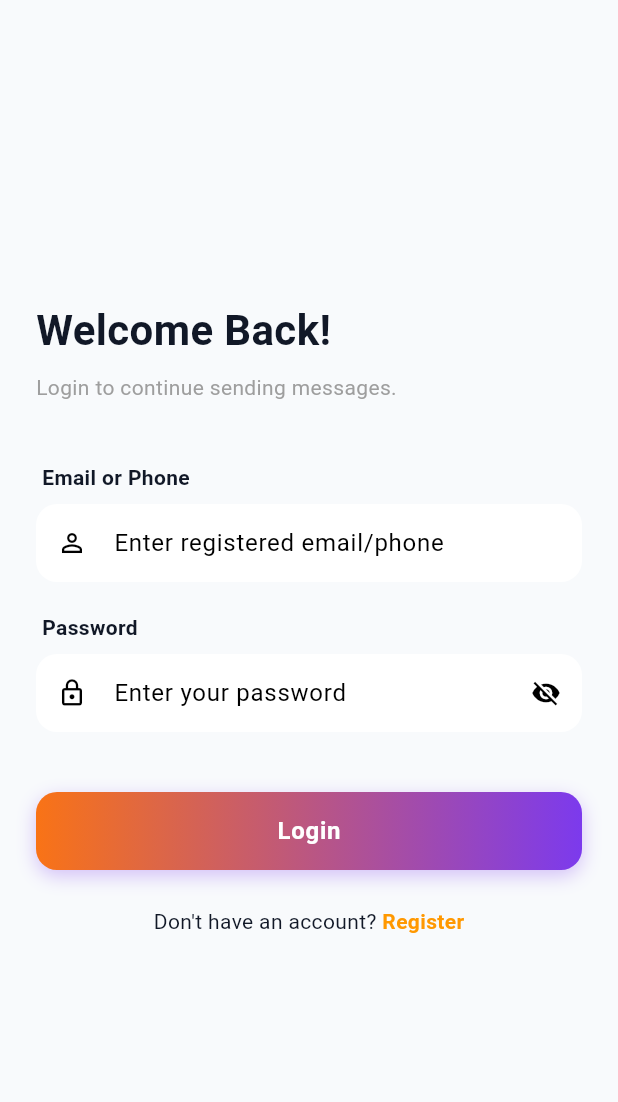
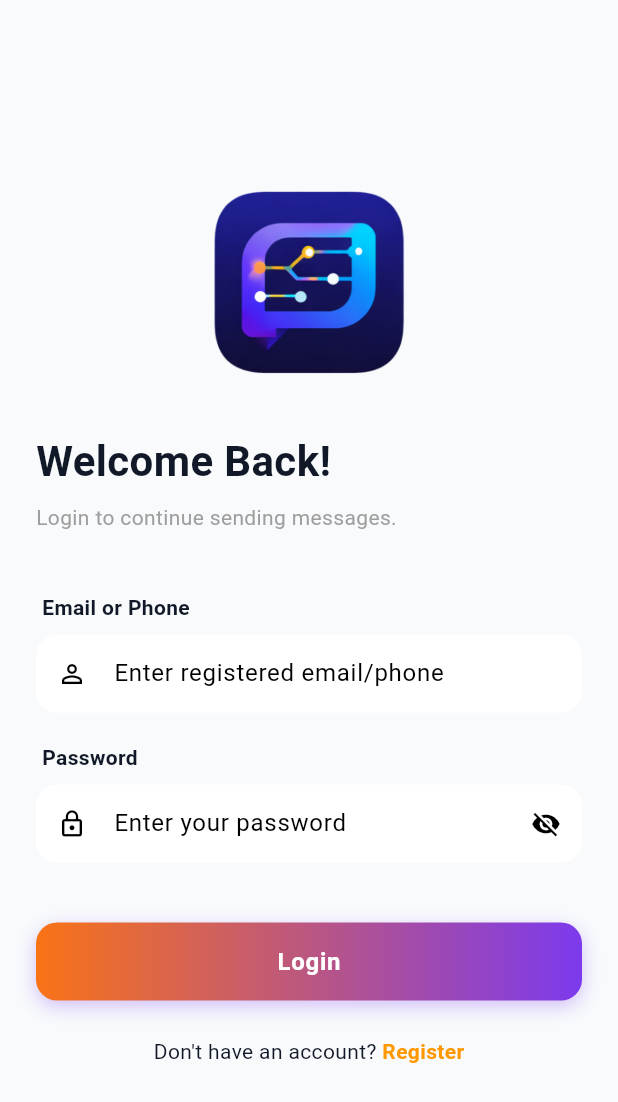
Before and after one commit to allygitrepo/SMSMitra, a Flutter app: the LoginScreen screen opened by its route, on a phone screen of 412 x 824 dp. Shown: the top 1102 px of the screen. Run offline on Flutter 3.47's test engine with Material 3 defaults, Android fonts, the phone set to English and light mode, and no system bars; our stand-ins replace dio, firebase_core, firebase_messaging, flutter_riverpod, go_router, hive_flutter and 3 more; accounts and stored records are empty.

Commit message:
appp logo usd

```diff
--- a/sms_app/lib/features/auth/login_screen.dart
+++ b/sms_app/lib/features/auth/login_screen.dart
@@ -65,6 +65,15 @@ class _LoginScreenState extends ConsumerState<LoginScreen> {
               crossAxisAlignment: CrossAxisAlignment.start,
               mainAxisAlignment: MainAxisAlignment.center,
               children: [
+                Center(
+                  child: Image.asset(
+                    'assets/SMS _mitra .png',
+                    width: 150,
+                    height: 150,
+                    fit: BoxFit.contain,
+                  ),
+                ),
+                const SizedBox(height: 24),
                 const Text(
                   'Welcome Back!',
                   style: TextStyle(fontSize: 28, fontWeight: FontWeight.bold),
```
